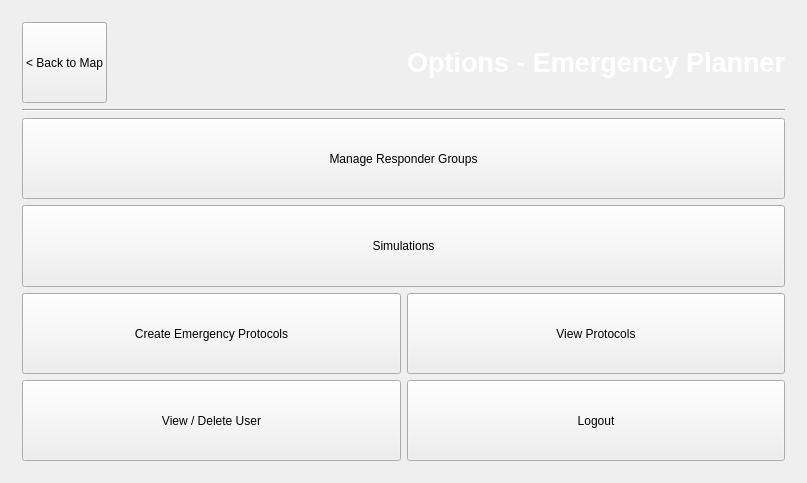
The window that gui/mainwindow.ui (XinChen96/Emergency-Response-System) describes before a commit, drawn with Qt 5.
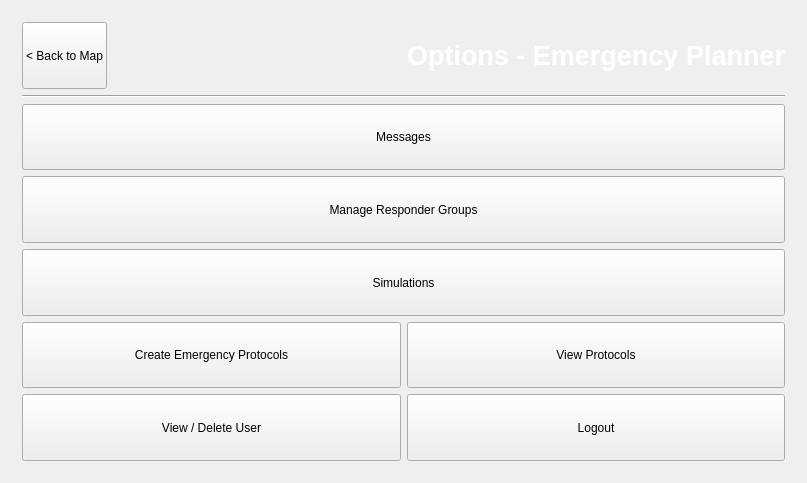
The same window after the commit. The open tabs and pages were chosen to show the change. Icons and pictures are not drawn.

Commit message: Added a messages button for the EP.

```diff
--- a/gui/mainwindow.ui
+++ b/gui/mainwindow.ui
@@ -639,6 +639,19 @@
           </property>
          </widget>
         </item>
+        <item>
+         <widget class="QPushButton" name="messagesEP">
+          <property name="sizePolicy">
+           <sizepolicy hsizetype="Minimum" vsizetype="Preferred">
+            <horstretch>0</horstretch>
+            <verstretch>0</verstretch>
+           </sizepolicy>
+          </property>
+          <property name="text">
+           <string>Messages</string>
+          </property>
+         </widget>
+        </item>
         <item>
          <widget class="QPushButton" name="groupEP">
           <property name="sizePolicy">
```
Left out of the diff: 4 changed lines with no effect on the pictures. The commit also changes 2 other files.
